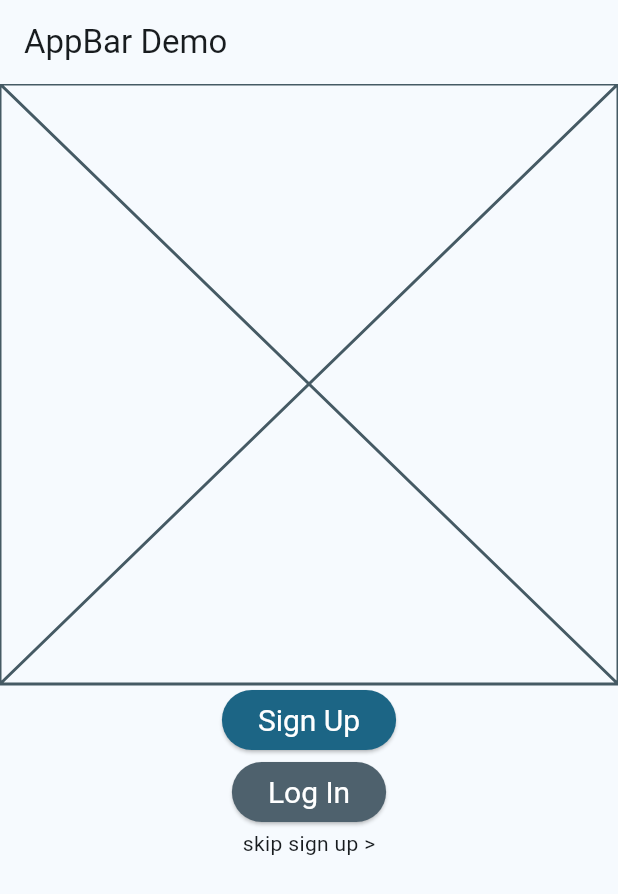
After one commit to Sara-Hesham-Mohammed/The-Coterie-Flutter, a Flutter app: the screen it shows after launch, swiped to page 3, on a phone screen of 412 x 824 dp. The commit adds this screen. Shown: the top 894 px of the screen. Run offline on Flutter 3.47's test engine with Material 3 defaults, Android fonts, the phone set to English and light mode, and no system bars.

Commit message:
Models + some UI
did the models kolohom (admin needs revision). Landing page put the page view and some buttons bs, buttons dont do anyth yet. Changed some file structure, no more features folder, in the future it'll be the view, model and viewModel folders

```diff
--- /dev/null
+++ b/the_coterie/lib/data/models/Admin.dart
@@ -0,0 +1,6 @@
+// Admin Model (Singleton Pattern)
+class Admin {
+  static final Admin _instance = Admin._internal();
+  factory Admin() => _instance;
+  Admin._internal();
+}
--- a/the_coterie/lib/main.dart
+++ b/the_coterie/lib/main.dart
@@ -1,7 +1,7 @@
 import 'package:flutter/material.dart';
-import 'package:the_coterie/features/presentation/pages/event_page.dart';
-import 'package:the_coterie/features/presentation/pages/landing_page.dart';
-import 'package:the_coterie/features/presentation/pages/browse_page.dart';
+import 'package:the_coterie/presentation/pages/event_page.dart';
+import 'package:the_coterie/presentation/pages/landing_page.dart';
+import 'package:the_coterie/presentation/pages/browse_page.dart';
 
 
 void main() {
@@ -14,13 +14,18 @@ class MyApp extends StatelessWidget {
   // This widget is the root of your application.
   @override
   Widget build(BuildContext context) {
-    return MaterialApp(
-      title: 'Flutter Demo',
-      theme: ThemeData(
-        colorScheme: ColorScheme.fromSeed(seedColor: Colors.deepPurple),
-        useMaterial3: true,
+    return SafeArea(
+      child: MaterialApp(
+        title: 'Flutter Demo',
+        theme: ThemeData(
+          colorScheme: ColorScheme.fromSeed(seedColor: Colors.lightBlueAccent),
+          useMaterial3: true,
+        ),
+        home:  Scaffold(
+            appBar: AppBar(
+                title: const Text('AppBar Demo'),),
+            body: LandingPageView()),
       ),
-      home: const BrowseSection(),
     );
   }
 }
--- /dev/null
+++ b/the_coterie/lib/presentation/pages/Onboarding_page.dart
@@ -0,0 +1,34 @@
+import 'package:flutter/material.dart';
+import '../widgets/button.dart';
+
+class OnboardingPage extends StatelessWidget {
+  const OnboardingPage({super.key});
+
+  @override
+  Widget build(BuildContext context) {
+    return Column(children: [Placeholder(), ButtonGroup(), Text("skip sign up >")]);
+  }
+}
+
+class ButtonGroup extends StatefulWidget {
+  const ButtonGroup({super.key});
+
+  @override
+  State<ButtonGroup> createState() => _ButtonGroupState();
+}
+
+class _ButtonGroupState extends State<ButtonGroup> {
+  @override
+  Widget build(BuildContext context) {
+
+    return Center(
+      child: Column(
+        mainAxisSize: MainAxisSize.min,
+        children: <Widget>[
+          PrimaryButton(text: "Sign Up"),
+          SecondaryButton(text: "Log In")
+        ],
+      ),
+    );
+  }
+}
--- a/the_coterie/lib/features/presentation/pages/browse_page.dart
+++ b/the_coterie/lib/presentation/pages/browse_page.dart
@@ -1,5 +1,5 @@
 import 'package:flutter/material.dart';
-import 'package:the_coterie/features/presentation/widgets/event_card.dart';
+import 'package:the_coterie/presentation/widgets/event_card.dart';
 
 class BrowseSection extends StatelessWidget {
   const BrowseSection({super.key});
--- /dev/null
+++ b/the_coterie/lib/presentation/pages/landing_page.dart
@@ -0,0 +1,141 @@
+import 'package:flutter/material.dart';
+import 'package:flutter/foundation.dart';
+import './Onboarding_page.dart';
+
+class LandingPageView extends StatefulWidget {
+  const LandingPageView({super.key});
+
+  @override
+  State<LandingPageView> createState() => _LandingPageViewState();
+}
+
+class _LandingPageViewState extends State<LandingPageView> with TickerProviderStateMixin {
+  late PageController _pageViewController;
+  late TabController _tabController;
+  int _currentPageIndex = 0;
+
+  @override
+  void initState() {
+    super.initState();
+    _pageViewController = PageController();
+    _tabController = TabController(length: 3, vsync: this);
+  }
+
+  @override
+  void dispose() {
+    super.dispose();
+    _pageViewController.dispose();
+    _tabController.dispose();
+  }
+
+  @override
+  Widget build(BuildContext context) {
+    final TextTheme textTheme = Theme.of(context).textTheme;
+
+    return Stack(
+      alignment: Alignment.bottomCenter,
+      children: <Widget>[
+        PageView(
+          controller: _pageViewController,
+          onPageChanged: _handlePageViewChanged,
+          children: <Widget>[
+            Center(child: Text('First Page', style: textTheme.titleLarge)),
+            Center(child: Text('Second Page', style: textTheme.titleLarge)),
+            Center(child: OnboardingPage()),
+          ],
+        ),
+        PageIndicator(
+          tabController: _tabController,
+          currentPageIndex: _currentPageIndex,
+          onUpdateCurrentPageIndex: _updateCurrentPageIndex,
+          isOnDesktopAndWeb: _isOnDesktopAndWeb,
+        ),
+      ],
+    );
+  }
+
+  void _handlePageViewChanged(int currentPageIndex) {
+    if (!_isOnDesktopAndWeb) {
+      return;
+    }
+    _tabController.index = currentPageIndex;
+    setState(() {
+      _currentPageIndex = currentPageIndex;
+    });
+  }
+
+  void _updateCurrentPageIndex(int index) {
+    _tabController.index = index;
+    _pageViewController.animateToPage(
+      index,
+      duration: const Duration(milliseconds: 400),
+      curve: Curves.easeInOut,
+    );
+  }
+
+  bool get _isOnDesktopAndWeb =>
+      kIsWeb ||
+          switch (defaultTargetPlatform) {
+            TargetPlatform.macOS || TargetPlatform.linux || TargetPlatform.windows => true,
+            TargetPlatform.android || TargetPlatform.iOS || TargetPlatform.fuchsia => false,
+          };
+}
+
+class PageIndicator extends StatelessWidget {
+  const PageIndicator({
+    super.key,
+    required this.tabController,
+    required this.currentPageIndex,
+    required this.onUpdateCurrentPageIndex,
+    required this.isOnDesktopAndWeb,
+  });
+
+  final int currentPageIndex;
+  final TabController tabController;
+  final void Function(int) onUpdateCurrentPageIndex;
+  final bool isOnDesktopAndWeb;
+
+  @override
+  Widget build(BuildContext context) {
+    if (!isOnDesktopAndWeb) {
+      return const SizedBox.shrink();
+    }
+    final ColorScheme colorScheme = Theme.of(context).colorScheme;
+
+    return Padding(
+      padding: const EdgeInsets.all(8.0),
+      child: Row(
+        mainAxisAlignment: MainAxisAlignment.center,
+        children: <Widget>[
+          IconButton(
+            splashRadius: 16.0,
+            padding: EdgeInsets.zero,
+            onPressed: () {
+              if (currentPageIndex == 0) {
+                return;
+              }
+              onUpdateCurrentPageIndex(currentPageIndex - 1);
+            },
+            icon: const Icon(Icons.arrow_left_rounded, size: 32.0),
+          ),
+          TabPageSelector(
+            controller: tabController,
+            color: colorScheme.surface,
+            selectedColor: colorScheme.primary,
+          ),
+          IconButton(
+            splashRadius: 16.0,
+            padding: EdgeInsets.zero,
+            onPressed: () {
+              if (currentPageIndex == 2) {
+                return;
+              }
+              onUpdateCurrentPageIndex(currentPageIndex + 1);
+            },
+            icon: const Icon(Icons.arrow_right_rounded, size: 32.0),
+          ),
+        ],
+      ),
+    );
+  }
+}
--- /dev/null
+++ b/the_coterie/lib/presentation/widgets/button.dart
@@ -0,0 +1,44 @@
+import 'package:flutter/material.dart';
+
+class PrimaryButton extends StatefulWidget {
+  final String text;
+  const PrimaryButton({super.key, required this.text});
+
+  @override
+  State<PrimaryButton> createState() => _PrimaryButtonState();
+}
+
+class _PrimaryButtonState extends State<PrimaryButton> {
+  @override
+  Widget build(BuildContext context) {
+    final ButtonStyle style = ElevatedButton.styleFrom(
+      textStyle: const TextStyle(fontSize: 20),
+      backgroundColor: Theme.of(context).colorScheme.primary,
+      foregroundColor: Colors.white,
+    );
+    return ElevatedButton(
+        style: style, onPressed: () {}, child: Text(widget.text));
+  }
+}
+
+class SecondaryButton extends StatefulWidget {
+  final String text;
+  const SecondaryButton({super.key, required this.text});
+
+  @override
+  State<SecondaryButton> createState() => _SecondaryButtonState();
+}
+
+class _SecondaryButtonState extends State<SecondaryButton> {
+  @override
+  Widget build(BuildContext context) {
+    final ButtonStyle style = ElevatedButton.styleFrom(
+      textStyle: const TextStyle(fontSize: 20),
+      backgroundColor: Theme.of(context).colorScheme.secondary,
+      foregroundColor: Colors.white,
+    );
+
+    return ElevatedButton(
+        style: style, onPressed: () {}, child: Text(widget.text));
+  }
+}
```
Also changed, not shown: the_coterie/lib/data/models/Category.dart (added, +11 -0 lines), the_coterie/lib/data/models/Event.dart (added, +41 -0 lines), the_coterie/lib/data/models/Group.dart (added, +16 -0 lines), the_coterie/lib/data/models/Person.dart (added, +20 -0 lines), the_coterie/lib/data/models/Tag.dart (added, +15 -0 lines), the_coterie/lib/data/models/User.dart (added, +11 -0 lines), the_coterie/lib/presentation/widgets/search_bar.dart (added, +59 -0 lines), the_coterie/lib/features/presentation/pages/profile_page.dart (deleted), the_coterie/lib/presentation/pages/event_page.dart (renamed from the_coterie/lib/features/presentation/pages/event_page.dart), the_coterie/lib/presentation/pages/profile_page.dart (added), the_coterie/lib/presentation/widgets/chips.dart (renamed from the_coterie/lib/features/presentation/widgets/chips.dart), the_coterie/lib/presentation/widgets/event_card.dart (renamed from the_coterie/lib/features/presentation/widgets/event_card.dart), the_coterie/lib/presentation/widgets/tabs.dart (renamed from the_coterie/lib/features/presentation/widgets/tabs.dart).
